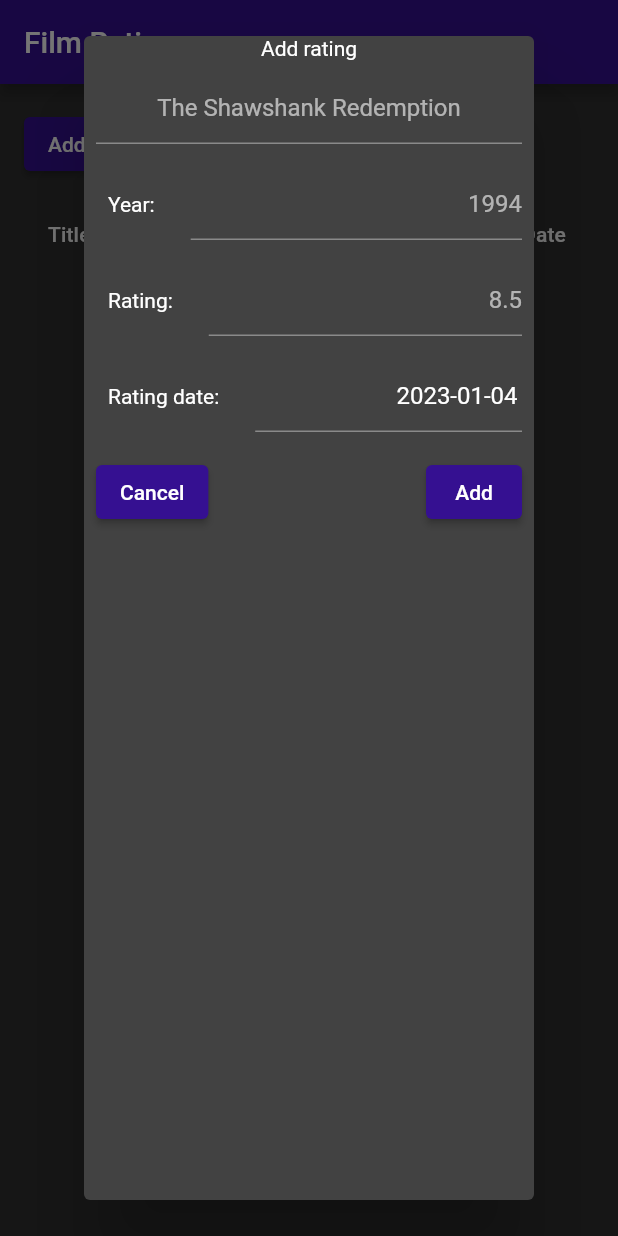
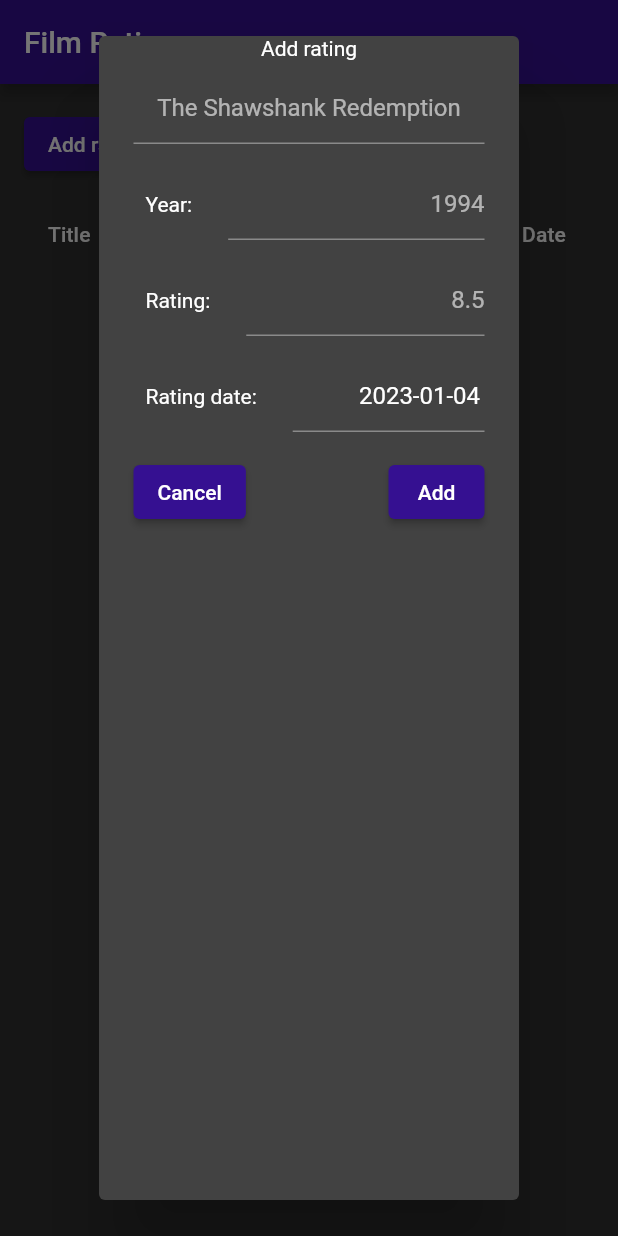
Before and after one commit to ddascalescu/app-film-ratings, a Flutter app: the screen it shows after launch, after a tap on "Add rating...", on a phone screen of 412 x 824 dp. Run offline on Flutter 3.47's test engine with Material 2 defaults, Android fonts, the light colour scheme and no system bars; drawn by our look-alikes of data_table_2.

Commit message:
Reduced dialog width

```diff
--- a/files/app_film_ratings/lib/main.dart
+++ b/files/app_film_ratings/lib/main.dart
@@ -132,8 +132,8 @@
                               const Text('Add rating'),
 
                               /* ENTRY: Film title */
-                              SizedBox(width: 300, child: Row(children: [SizedBox(
-                                  width: 300.0,
+                              SizedBox(width: 250, child: Row(children: [SizedBox(
+                                  width: 250.0, // TODO: make this a global, based on the width of the actual screen
                                   child: Padding(
                                       padding: const EdgeInsets.all(pad),
                                       child: TextField(
@@ -145,7 +145,7 @@
                               )])),
 
                               /* ENTRY: Film year */
-                              SizedBox(width: 300, child: Row(children: [
+                              SizedBox(width: 250, child: Row(children: [
                                 const Padding(padding: EdgeInsets.all(pad*2),
                                     child: Text('Year:')
                                 ),
@@ -163,7 +163,7 @@
                                 )])),
 
                               /* ENTRY: Rating */
-                              SizedBox(width: 300, child: Row(children: [
+                              SizedBox(width: 250, child: Row(children: [
                                 const Padding(padding: EdgeInsets.all(pad*2),
                                     child: Text('Rating:')
                                 ),
@@ -182,7 +182,7 @@
                               ])),
 
                               /* ENTRY: Rating date */
-                              SizedBox(width: 300, child: Row(children: [
+                              SizedBox(width: 250, child: Row(children: [
                                 const Padding(padding: EdgeInsets.all(pad*2),
                                     child: Text('Rating date:')
                                 ),
@@ -230,7 +230,7 @@
                               ])),
 
                               /* BUTTONS: Cancel and Add */
-                              SizedBox(width: 300, child: Row(children: [
+                              SizedBox(width: 250, child: Row(children: [
                                 Padding(
                                     padding: const EdgeInsets.all(pad),
                                     child: ElevatedButton(
@@ -331,8 +331,8 @@
                               const Text('Rating details'),
 
                               /* ENTRY: Film title */
-                              SizedBox(width: 300, child: Row(children: [SizedBox(
-                                  width: 300.0,
+                              SizedBox(width: 250, child: Row(children: [SizedBox(
+                                  width: 250.0, // TODO: this too
                                   child: Padding(
                                       padding: const EdgeInsets.all(pad),
                                       child: TextField(
@@ -346,7 +346,7 @@
                               )])),
 
                               /* ENTRY: Film year */
-                              SizedBox(width: 300, child: Row(children: [
+                              SizedBox(width: 250, child: Row(children: [
                                 const Padding(padding: EdgeInsets.all(pad*2),
                                     child: Text('Year:')
                                 ),
@@ -364,7 +364,7 @@
                                 )])),
 
                               /* ENTRY: Rating */
-                              SizedBox(width: 300, child: Row(children: [
+                              SizedBox(width: 250, child: Row(children: [
                                 const Padding(padding: EdgeInsets.all(pad*2),
                                     child: Text('Rating:')
                                 ),
@@ -383,7 +383,7 @@
                               ])),
 
                               /* ENTRY: Rating date */
-                              SizedBox(width: 300, child: Row(children: [
+                              SizedBox(width: 250, child: Row(children: [
                                 const Padding(padding: EdgeInsets.all(pad*2),
                                     child: Text('Rating date:')
                                 ),
@@ -402,7 +402,7 @@
                               ])),
 
                               /* BUTTONS: Cancel and Add */
-                              SizedBox(width: 300, child: Row(children: [
+                              SizedBox(width: 250, child: Row(children: [
                                 Padding(
                                     padding: const EdgeInsets.all(pad),
                                     child: ElevatedButton(
--- a/files/app_film_ratings/pubspec.yaml
+++ b/files/app_film_ratings/pubspec.yaml
@@ -17,7 +17,7 @@
 # https://developer.apple.com/library/archive/documentation/General/Reference/InfoPlistKeyReference/Articles/CoreFoundationKeys.html
 # In Windows, build-name is used as the major, minor, and patch parts
 # of the product and file versions while build-number is used as the build suffix.
-version: 0.1.0+1
+version: 0.1.1+2
 
 environment:
   sdk: '>=2.18.5 <3.0.0'
```
